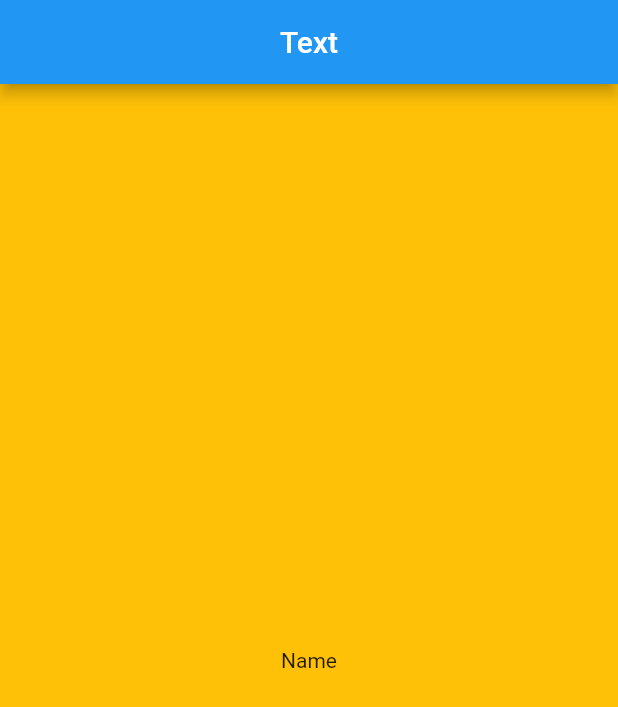
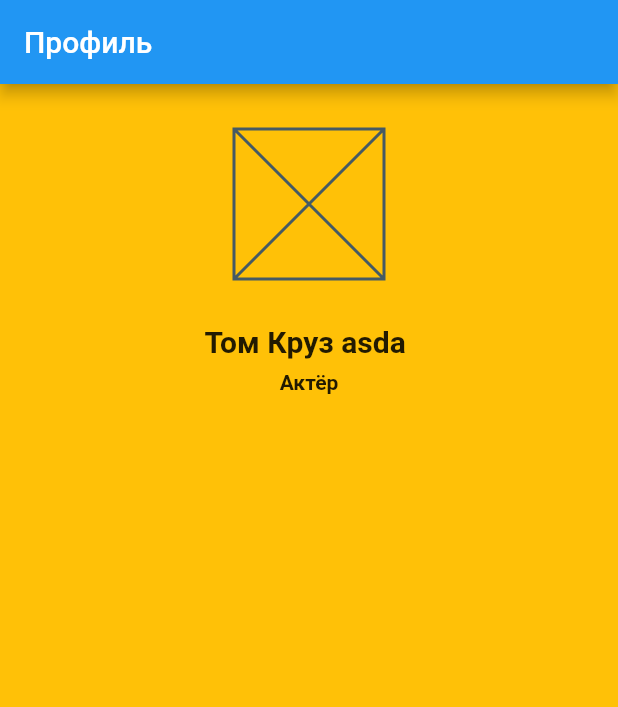
Before and after one commit to SuleymanovTat/flutterApp, a Flutter app: the screen it shows after launch, on a phone screen of 412 x 824 dp. Shown: the top 707 px of the screen. Run offline on Flutter 3.47's test engine with Material 2 defaults, Android fonts, the light colour scheme and no system bars.

Commit message:
create profile

```diff
--- a/lib/main.dart
+++ b/lib/main.dart
@@ -5,9 +5,11 @@ import 'dart:developer' as developer;
 import 'dart:math' as math;
 
 import 'package:flutter_application_name/widget/app.dart';
+import 'package:flutter_application_name/widget/profile.dart';
 
 void main() {
-  runApp(const App());
+  // runApp(const App());
+  runApp(const ProfileApp());
 }
 
 // class NewMyApp extends StatefulWidget {
--- /dev/null
+++ b/lib/widget/profile.dart
@@ -0,0 +1,41 @@
+import 'package:flutter/material.dart';
+
+class ProfileApp extends StatelessWidget {
+  const ProfileApp({Key? key}) : super(key: key);
+
+  @override
+  Widget build(BuildContext context) {
+    return MaterialApp(
+      home: Scaffold(
+        appBar: AppBar(title: const Text("Профиль")),
+        body: Container(
+          width: double.infinity,
+          color: Colors.amber,
+          child: Column(
+            children: const [
+              SizedBox(height: 30),
+              SizedBox(
+                width: 100,
+                height: 100,
+                child: Placeholder(),
+              ),
+              SizedBox(height: 30),
+              Text(
+                "Том Круз asda\nasdasdasdasds",
+                maxLines: 1,
+                overflow: TextOverflow.ellipsis,
+                softWrap: false,
+                style: TextStyle(fontSize: 20, fontWeight: FontWeight.bold),
+              ),
+              SizedBox(height: 8),
+              Text(
+                "Актёр",
+                style: TextStyle(fontWeight: FontWeight.bold),
+              )
+            ],
+          ),
+        ),
+      ),
+    );
+  }
+}
```
